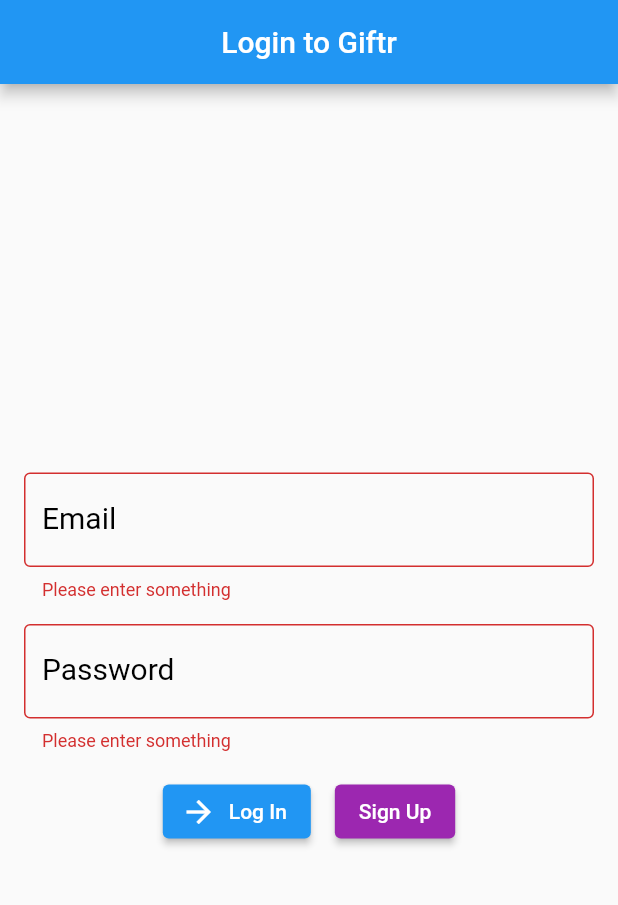
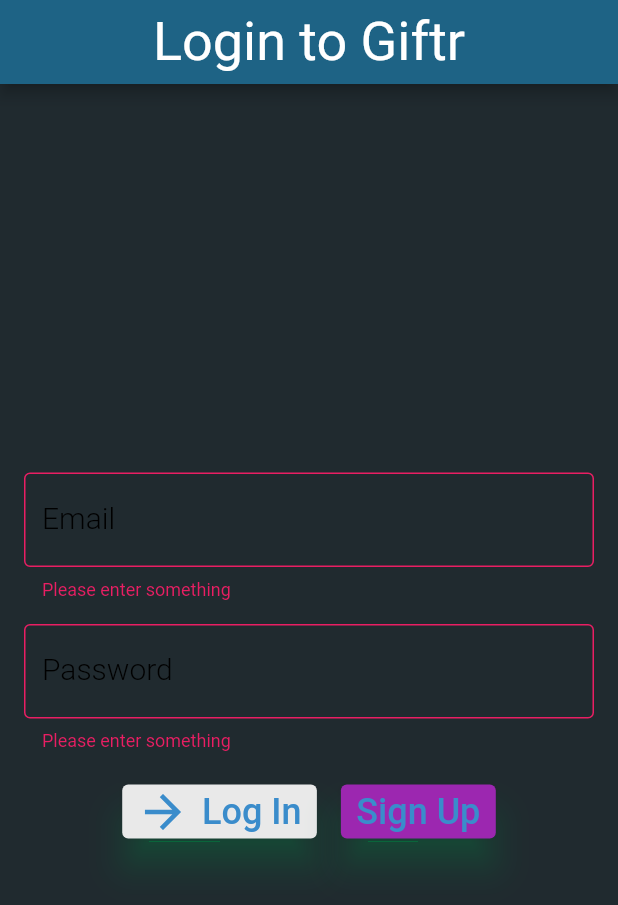
Before and after one commit to cost0142/GIFTR-Flutter-Frontend, a Flutter app: the screen it shows after launch, after a tap on "Log In", on a phone screen of 412 x 824 dp. Shown: the top 905 px of the screen. Run offline on Flutter 3.47's test engine with Material 2 defaults, Android fonts, the phone set to English and light mode, and no system bars; our stand-ins replace shared_preferences; missing offline and left inert: dart:ffi; network calls fail; Roboto replaces fonts that are missing (SendFlowers).

Commit message:
add dark theme

```diff
--- a/lib/main.dart
+++ b/lib/main.dart
@@ -15,6 +15,9 @@ import '../data/user.dart';
 import '../data/person.dart';
 import '../data/gift.dart';
 
+//theme
+import './utils/theme.dart';
+
 enum Screen { LOGIN, PEOPLE, GIFTS, ADDGIFT, ADDPERSON }
 
 void main() => runApp(const MyApp());
@@ -26,6 +29,8 @@ class MyApp extends StatelessWidget {
   Widget build(BuildContext context) {
     //put the things that are the same on every page here...
     return MaterialApp(
+      //theme: ThemeData.light(), //the default theme
+      theme: MyTheme.buildDark(), //the dark theme
       home: MainPage(),
     );
   }
--- /dev/null
+++ b/lib/utils/theme.dart
@@ -0,0 +1,171 @@
+import 'package:flutter/material.dart';
+
+class MyTheme {
+  MyTheme();
+
+  static ThemeData buildDark() {
+    //final base = ThemeData.dark();
+
+    //ThemeData.from( colorScheme: , textTheme: )
+    final ThemeData darkBase = ThemeData.from(
+      colorScheme: const ColorScheme(
+        //base colour scheme that can be overridden for widgets
+        primary: Colors.yellow,
+        onPrimary: Colors.purple,
+        secondary: Colors.blueGrey,
+        onSecondary: Colors.lime,
+        tertiary: Colors.amber,
+        onTertiary: Colors.lime,
+
+        primaryContainer: Colors.white,
+        onPrimaryContainer: Colors.black,
+        secondaryContainer: Colors.blueAccent,
+        onSecondaryContainer: Colors.black,
+        tertiaryContainer: Colors.blueAccent,
+        onTertiaryContainer: Colors.black,
+
+        background: Colors.indigoAccent,
+        onBackground: Color(0xFF003366),
+        surface: Colors.lightGreen,
+        onSurface: Colors.grey,
+        error: Colors.pink,
+        onError: Colors.black87,
+
+        brightness: Brightness.light, // will switch text between dark/light
+        //if colorScheme is light the text will be dark
+      ),
+      textTheme: const TextTheme(
+        //base texttheme that can be overridden by widgets
+        headline1: TextStyle(
+          // letterSpacing: ,
+          // fontFamily: ,
+          fontSize: 60,
+          fontWeight: FontWeight.w700,
+        ),
+        headline2: TextStyle(
+          fontSize: 48,
+          fontWeight: FontWeight.w500,
+        ),
+        headline3: TextStyle(
+          fontSize: 48,
+          fontWeight: FontWeight.w300,
+          fontFamily: 'SendFlowers',
+        ),
+        headline4: TextStyle(
+          fontSize: 36,
+          fontWeight: FontWeight.w300,
+        ),
+        headline5: TextStyle(
+          fontSize: 24,
+          fontWeight: FontWeight.w500,
+          fontFamily: 'SendFlowers',
+        ),
+        headline6: TextStyle(
+          fontSize: 20,
+          fontWeight: FontWeight.w500,
+        ),
+        bodyText1: TextStyle(
+          fontSize: 24,
+          fontWeight: FontWeight.w300,
+        ),
+        bodyText2: TextStyle(
+          fontSize: 18,
+          fontWeight: FontWeight.w900,
+        ),
+        subtitle1: TextStyle(
+          fontSize: 24,
+          fontWeight: FontWeight.w300,
+        ),
+        subtitle2: TextStyle(
+          fontSize: 20,
+          fontWeight: FontWeight.w300,
+        ),
+        button: TextStyle(
+          fontSize: 24,
+          fontWeight: FontWeight.w500,
+        ),
+      ),
+    );
+
+    //then build on top of the colorScheme and textTheme
+    //to style specific widgets
+    ThemeData dark = darkBase.copyWith(
+      //colours set in here will override the ColorScheme
+      scaffoldBackgroundColor: Color.fromARGB(255, 32, 42, 47),
+      shadowColor: Color(0x9900cc66),
+
+      appBarTheme: const AppBarTheme(
+        backgroundColor: Color.fromRGBO(30, 99, 133, 1),
+        foregroundColor: Color.fromARGB(255, 226, 51, 20),
+        titleTextStyle: TextStyle(
+          fontFamily: 'SendFlowers',
+          fontSize: 36,
+        ),
+        iconTheme: IconThemeData(color: Colors.deepOrange),
+        //this will override the iconThemeData
+      ),
+
+      iconTheme: const IconThemeData(
+        //defaults for icons unless overridden
+        color: Colors.orange,
+        size: 36,
+      ),
+
+      floatingActionButtonTheme: FloatingActionButtonThemeData(
+        backgroundColor: Colors.indigo[200],
+        foregroundColor: Colors.black54, //for the icon
+        elevation: 20, //for all FABs
+      ),
+
+      elevatedButtonTheme: ElevatedButtonThemeData(
+        style: ButtonStyle(
+          backgroundColor: MaterialStateProperty.all<Color>(
+              Color.fromARGB(255, 233, 233, 233)),
+          foregroundColor: MaterialStateProperty.all<Color>(
+              Color.fromARGB(255, 58, 140, 203)),
+          elevation: MaterialStateProperty.all(10), //for all ElevatedButtons
+        ),
+      ),
+
+      textButtonTheme: TextButtonThemeData(
+        style: ButtonStyle(
+          foregroundColor: MaterialStateProperty.all<Color>(Colors.purple),
+        ),
+      ),
+
+      cardTheme: const CardTheme(
+        color: Color(0xFF339966), //background of card
+        elevation: 12, //shadow distance, z-index for all cards
+        //to change the rounding of the corners use shape
+        shape: RoundedRectangleBorder(
+          borderRadius: BorderRadius.all(
+            Radius.circular(24),
+          ),
+        ),
+        margin: EdgeInsets.symmetric(
+          vertical: 16.0,
+          horizontal: 32.0,
+        ),
+      ),
+
+      listTileTheme: const ListTileThemeData(
+        tileColor: Colors.amber,
+        // textColor: Colors.black, //sets both title and subtitle
+        style: ListTileStyle.list,
+        //ListTileStyle.list means use subtitle1 for the title
+        //ListTileStyle.drawer means use bodyText1 for the title
+        dense: false,
+        iconColor: Colors.red,
+      ),
+
+      bottomNavigationBarTheme: BottomNavigationBarThemeData(
+        backgroundColor: Colors.amber[200],
+        elevation: 16,
+        selectedIconTheme: const IconThemeData(color: Colors.red),
+        unselectedIconTheme: const IconThemeData(color: Colors.lightBlue),
+      ),
+    );
+
+    return dark;
+  }
+}
--- /dev/null
+++ b/utils/theme.dart
@@ -0,0 +1,27 @@
+import 'package:flutter/material.dart';
+
+class Theme {
+
+  static ThemeData buildDark = () {
+    final ThemeData base = ThemeData.from(
+        colorScheme: const ColorScheme(
+          //define your base color properties
+        ),
+        textTheme: const TextTheme(
+          //define the text styles for the various types of text
+        ),
+    );
+
+    //add the style for different widgets
+    //uses the base and adds more specific default styles
+    final ThemeData dark =  = base.copyWith(
+      scaffoldBackgroundColor: Colors.yellow[900],
+      appBarTheme: const AppBarTheme(
+        //style props
+      ),
+      // looooooong list of different widgets with their styles
+    );
+
+    return dark;
+  }
+}
```
